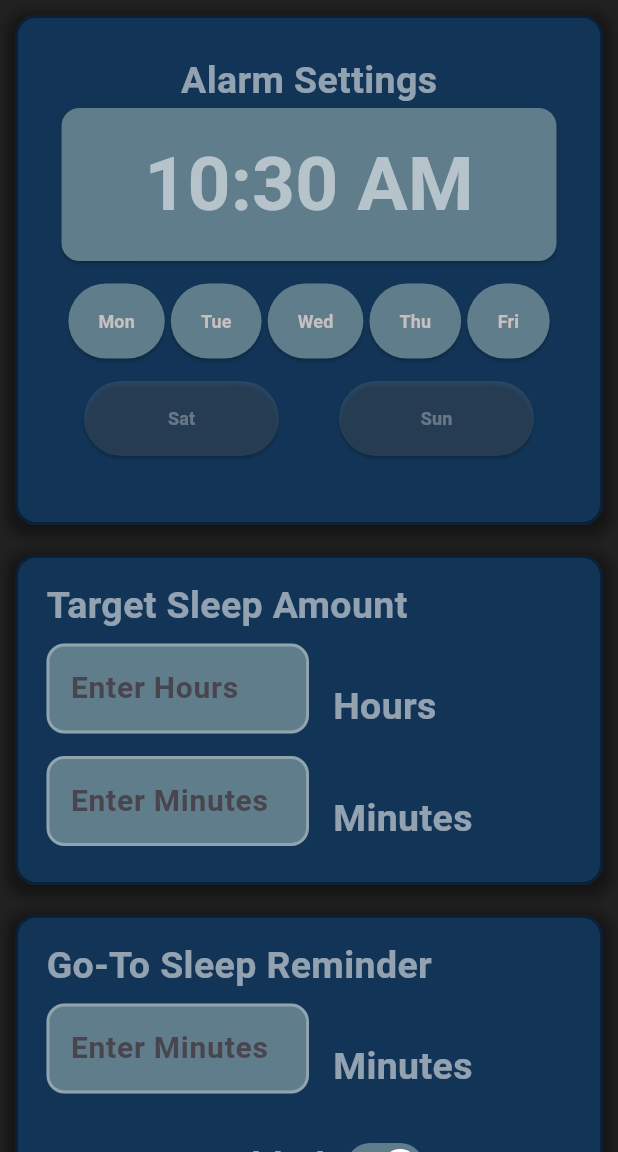
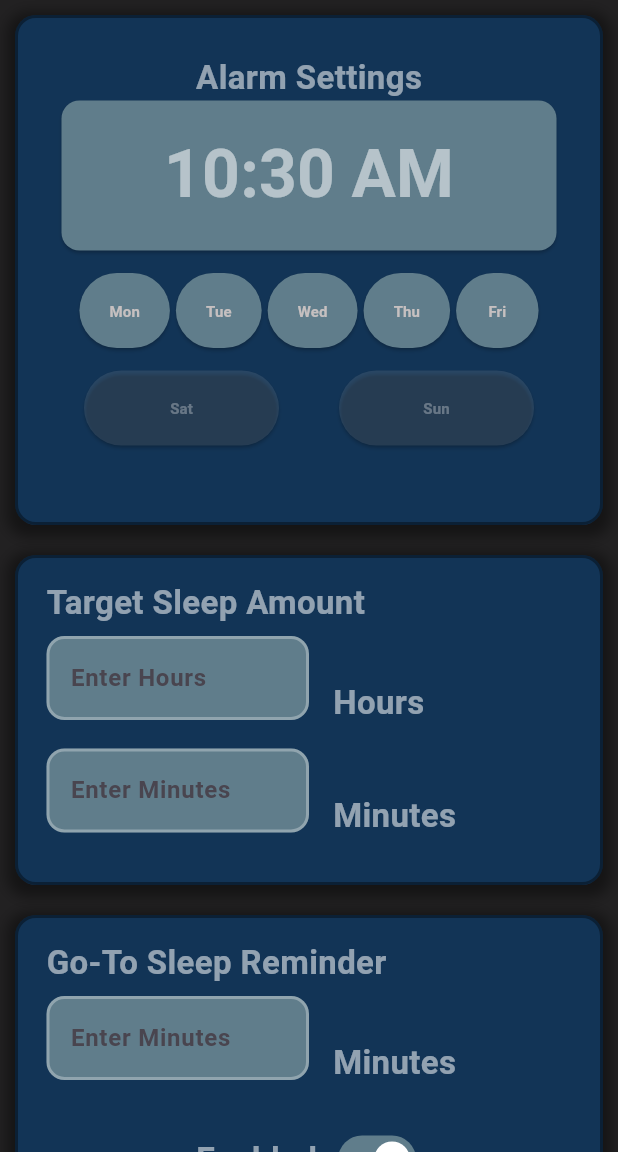
Before and after one commit to Kaaydong/night_owl, a Flutter app: the HomeScreen screen opened directly, after a tap on the "add" icon, on a phone screen of 412 x 824 dp, the part 84-1236 px from its top. Run offline on Flutter 3.47's test engine with Material 3 defaults, Android fonts, the phone set to English and light mode, and no system bars; our stand-ins replace cloud_firestore, firebase_auth, firebase_core, permission_handler; missing offline and left inert: alarm; accounts and stored records are empty.

```diff
--- a/lib/alarm_settings.dart
+++ b/lib/alarm_settings.dart
@@ -307,7 +307,7 @@ class _AlarmOptionsState extends State<AlarmOptions> {
                         "Alarm Settings",
                         style: const TextStyle(
                           fontWeight: FontWeight.bold,
-                          fontSize: 25,
+                          fontSize: 22,
                           color: Colors.white54,
                         ),
                       ),
@@ -324,7 +324,7 @@ class _AlarmOptionsState extends State<AlarmOptions> {
                           getTimeFormatted(),
                           style: const TextStyle(
                             fontWeight: FontWeight.bold,
-                            fontSize: 50,
+                            fontSize: 44,
                             color: Colors.white54,
                           ),
                         ),
@@ -340,11 +340,11 @@ class _AlarmOptionsState extends State<AlarmOptions> {
                                   timePickerTheme: TimePickerThemeData(
                                     dayPeriodColor: Colors.blueGrey,
                                     hourMinuteTextStyle: TextStyle(
-                                      fontSize: 48,
+                                      fontSize: 42,
                                       fontWeight: FontWeight.bold,
                                     ),
                                     helpTextStyle: TextStyle(
-                                      fontSize: 18,
+                                      fontSize: 14,
                                       fontWeight: FontWeight.bold,
                                       color: Colors.blueGrey, // Change "Enter Time" text color
                                     ),
@@ -433,7 +433,7 @@ class _AlarmOptionsState extends State<AlarmOptions> {
                         "Target Sleep Amount",
                         style: const TextStyle(
                           fontWeight: FontWeight.bold,
-                          fontSize: 25,
+                          fontSize: 22,
                           color: Colors.white54,
                         ),
                       ),
@@ -452,7 +452,7 @@ class _AlarmOptionsState extends State<AlarmOptions> {
                               ],
                               style: TextStyle(
                                 fontWeight: FontWeight.bold,
-                                fontSize: 20,
+                                fontSize: 16,
                                 color: Colors.white54,
                               ),
                               decoration: InputDecoration(
@@ -486,7 +486,7 @@ class _AlarmOptionsState extends State<AlarmOptions> {
                                 "Hours",
                                 style: const TextStyle(
                                   fontWeight: FontWeight.bold,
-                                  fontSize: 25,
+                                  fontSize: 22,
                                   color: Colors.white54,
                                 ),
                               ),
@@ -509,7 +509,7 @@ class _AlarmOptionsState extends State<AlarmOptions> {
                               ],
                               style: TextStyle(
                                 fontWeight: FontWeight.bold,
-                                fontSize: 20,
+                                fontSize: 16,
                                 color: Colors.white54,
                               ),
                               decoration: InputDecoration(
@@ -543,7 +543,7 @@ class _AlarmOptionsState extends State<AlarmOptions> {
                                 "Minutes",
                                 style: TextStyle(
                                   fontWeight: FontWeight.bold,
-                                  fontSize: 25,
+                                  fontSize: 22,
                                   color: Colors.white54,
                                 ),
                               ),
@@ -583,7 +583,7 @@ class _AlarmOptionsState extends State<AlarmOptions> {
                         "Go-To Sleep Reminder",
                         style: TextStyle(
                           fontWeight: FontWeight.bold,
-                          fontSize: 25,
+                          fontSize: 22,
                           color: isReminderEnabled ? Colors.white54: Colors.white30,
                         ),
                       ),
@@ -603,7 +603,7 @@ class _AlarmOptionsState extends State<AlarmOptions> {
                               ],
                               style: TextStyle(
                                 fontWeight: FontWeight.bold,
-                                fontSize: 20,
+                                fontSize: 16,
                                 color: Colors.white54,
                               ),
                               decoration: InputDecoration(
@@ -637,7 +637,7 @@ class _AlarmOptionsState extends State<AlarmOptions> {
                                 "Minutes",
                                 style: TextStyle(
                                   fontWeight: FontWeight.bold,
-                                  fontSize: 25,
+                                  fontSize: 22,
                                   color: isReminderEnabled ? Colors.white54: Colors.white30,
                                 ),
                               ),
@@ -653,7 +653,7 @@ class _AlarmOptionsState extends State<AlarmOptions> {
                             isReminderEnabled ? "Enabled": "Disabled",
                             style: TextStyle(
                               fontWeight: FontWeight.bold,
-                              fontSize: 25,
+                              fontSize: 22,
                               color: isReminderEnabled ? Colors.white54: Colors.white30,
                             ),
                           ),
@@ -711,7 +711,7 @@ class _AlarmOptionsState extends State<AlarmOptions> {
                       textAlign: TextAlign.left,
                       style: TextStyle(
                         fontWeight: FontWeight.bold,
-                        fontSize: 24,
+                        fontSize: 22,
                         color: Color(0xFFC6C0C0),
                       ),
                     ),
@@ -765,7 +765,7 @@ class _ToggleButtonState extends State<ToggleButton> {
         textAlign: TextAlign.left,
         style: TextStyle(
           fontWeight: FontWeight.bold,
-          fontSize: 12,
+          fontSize: 10,
           color: widget.value ? Color(0xFFC6C0C0): Colors.white30,
         ),
       ),
--- a/lib/home_screen.dart
+++ b/lib/home_screen.dart
@@ -23,7 +23,7 @@ class HomeScreen extends StatefulWidget {
 class _HomeScreenState extends State<HomeScreen> {
   var alarmList = [];
   int count = 0;
-  late User user;
+  //late User user;
   late String uid;
   late String email;
   late int birthdayDay;
@@ -102,10 +102,13 @@ class _HomeScreenState extends State<HomeScreen> {
   void initState() {
     super.initState();
 
-    final FirebaseAuth auth = FirebaseAuth.instance;
-    user = auth.currentUser!;
-    uid = user.uid;
-    email = user.email!;
+    //final FirebaseAuth auth = FirebaseAuth.instance;
+    //user = auth.currentUser!;
+    //uid = user.uid;
+    //email = user.email!;
+
+    uid = "MqevGlkoy3NThB0p6uHkYgHHNL63";
+    email = "example.com";
 
     if (widget.isFirstLogin){
       createUserSettings(uid);
@@ -627,7 +630,7 @@ class _TimerItemState extends State<TimerItem> {
                       textAlign: TextAlign.left,
                       style: TextStyle(
                         fontWeight: FontWeight.bold,
-                        fontSize: 52,
+                        fontSize: 48,
                         color: isSwitched ? Color(0xFFC6C0C0): Colors.white30,
                       ),
                     ),
@@ -636,7 +639,7 @@ class _TimerItemState extends State<TimerItem> {
                       textAlign: TextAlign.left,
                       style: TextStyle(
                         fontWeight: FontWeight.bold,
-                        fontSize: 17,
+                        fontSize: 14,
                         color: isSwitched ? Colors.white30: Colors.black54,
                       ),
                     ),
--- a/pubspec.yaml
+++ b/pubspec.yaml
@@ -41,6 +41,7 @@ dependencies:
   alarm: ^5.1.2
   permission_handler: ^12.0.0+1
   flutter_launcher_icons: ^0.14.3
+  flutter_screenutil: 5.9.3
 
 dev_dependencies:
   flutter_test:
@@ -52,6 +53,7 @@ dev_dependencies:
   # package. See that file for information about deactivating specific lint
   # rules and activating additional ones.
   flutter_lints: ^5.0.0
+  change_app_package_name: ^1.5.0
 
 # For information on the generic Dart part of this file, see the
 # following page: https://dart.dev/tools/pub/pubspec
```
Also changed, not shown: lib/greeting_page.dart (+29 -28 lines), lib/user_settings.dart (+57 -57 lines), pubspec.lock, 256 other files.
